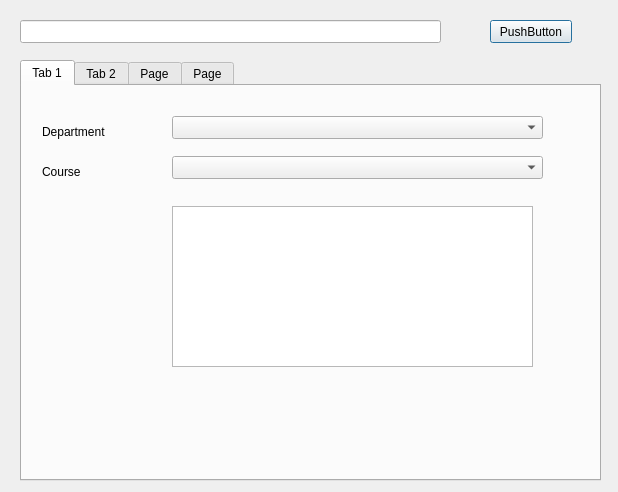
This is addnewrequestdialog.ui in MrRisoni/Gauss as Qt 5 draws it before an edit. The edited form follows.
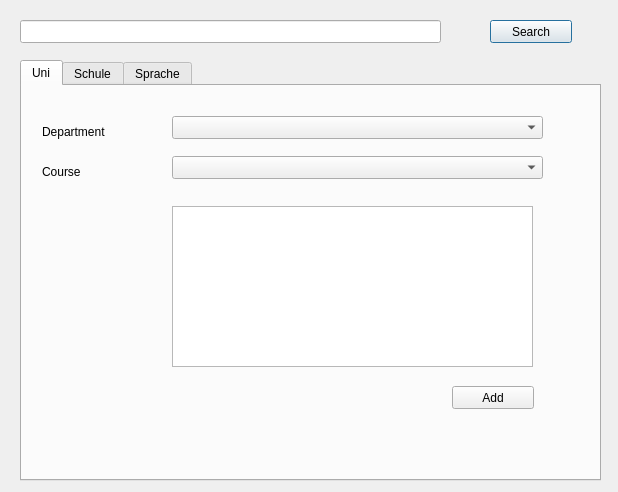
This is the edited form. The open tabs and pages were chosen to show the change.

Diff of the .ui file:
```diff
--- a/addnewrequestdialog.ui
+++ b/addnewrequestdialog.ui
@@ -33,7 +33,7 @@
     </rect>
    </property>
    <property name="text">
-    <string>PushButton</string>
+    <string>Search</string>
    </property>
   </widget>
   <widget class="QTabWidget" name="tabWidget">
@@ -50,7 +50,7 @@
    </property>
    <widget class="QWidget" name="tab">
     <attribute name="title">
-     <string>Tab 1</string>
+     <string>Uni</string>
     </attribute>
     <widget class="QLabel" name="label">
      <property name="geometry">
@@ -108,10 +108,23 @@
       </rect>
      </property>
     </widget>
+    <widget class="QPushButton" name="pushAddUni">
+     <property name="geometry">
+      <rect>
+       <x>430</x>
+       <y>300</y>
+       <width>82</width>
+       <height>23</height>
+      </rect>
+     </property>
+     <property name="text">
+      <string>Add</string>
+     </property>
+    </widget>
    </widget>
    <widget class="QWidget" name="tab_2">
     <attribute name="title">
-     <string>Tab 2</string>
+     <string>Schule</string>
     </attribute>
     <widget class="QLabel" name="label_3">
      <property name="geometry">
@@ -149,7 +162,7 @@
    </widget>
    <widget class="QWidget" name="tab_3">
     <attribute name="title">
-     <string>Page</string>
+     <string>Sprache</string>
     </attribute>
     <widget class="QLabel" name="label_4">
      <property name="geometry">
@@ -243,12 +256,7 @@
       </rect>
      </property>
     </widget>
-   </widget>
-   <widget class="QWidget" name="tab_4">
-    <attribute name="title">
-     <string>Page</string>
-    </attribute>
-    <widget class="QTableView" name="tableView">
+    <widget class="QPushButton" name="pushSearch_2">
      <property name="geometry">
       <rect>
        <x>20</x>
```
Left out of the diff: 46 changed lines with no effect on the pictures.
